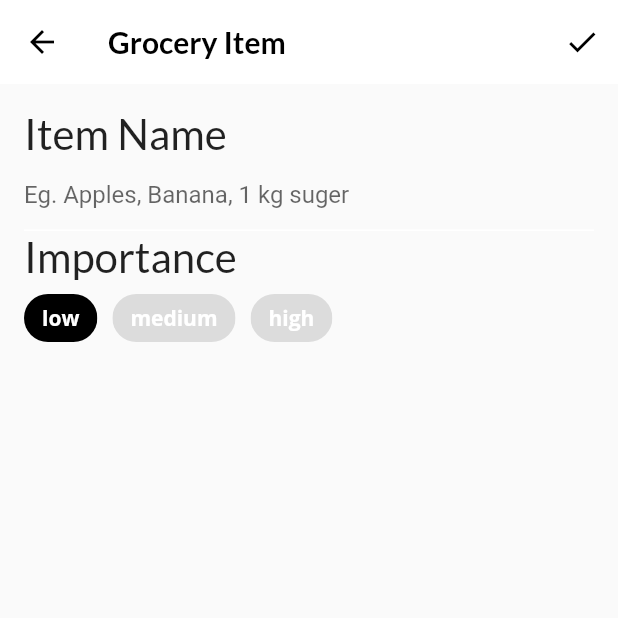
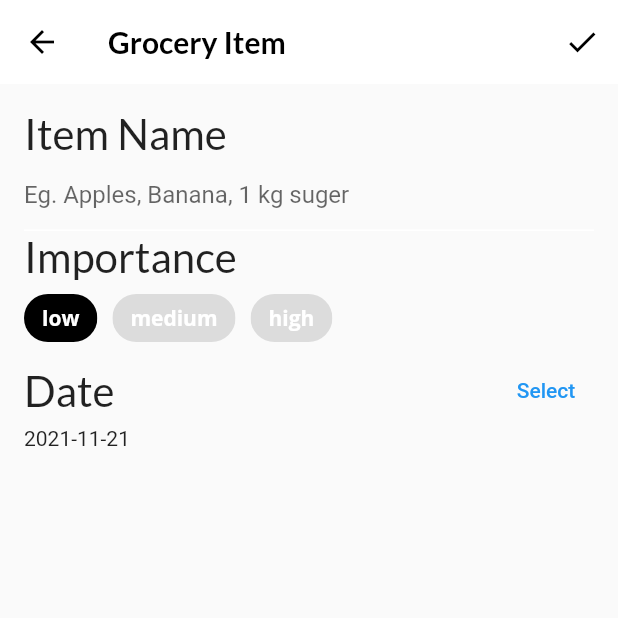
Before and after one commit to pcpscollege/pcpsfoodies, a Flutter app: the GroceryItemScreen screen opened directly with empty values, on a phone screen of 412 x 824 dp, the top half of it. Run offline on Flutter 3.47's test engine with Material 2 defaults, Android fonts, the phone set to English and light mode, and no system bars; our stand-ins replace flutter_colorpicker, google_fonts; statements that could not run were skipped; project files that could hold a hidden picture were left out.

Commit message:
Date Picker added

```diff
--- a/lib/screens/grocery_item_screen.dart
+++ b/lib/screens/grocery_item_screen.dart
@@ -85,6 +85,7 @@ class _GroceryItemScreenState extends State<GroceryItemScreen> {
             // Add importance selection
             buildImportanceField(),
             // Add date picker
+            buildDateField(context),
             // Add time picker
             // Add color picker
             // Add slider
@@ -168,7 +169,39 @@ class _GroceryItemScreenState extends State<GroceryItemScreen> {
       ],
     );
   }
+
   // Add buildDateField()
+  Widget buildDateField(BuildContext context) {
+    return Column(
+      crossAxisAlignment: CrossAxisAlignment.start,
+      children: [
+        Row(
+          mainAxisAlignment: MainAxisAlignment.spaceBetween,
+          children: [
+            fieldLabel('Date'),
+            TextButton(
+              onPressed: () async {
+                final currentDate = DateTime.now();
+                final selectedDate = await showDatePicker(
+                  context: context,
+                  initialDate: currentDate,
+                  firstDate: currentDate,
+                  lastDate: DateTime(currentDate.year + 5),
+                );
+                setState(() {
+                  if (selectedDate != null) {
+                    _dueDate = selectedDate;
+                  }
+                });
+              },
+              child: const Text('Select'),
+            ),
+          ],
+        ),
+        Text('${DateFormat('yyyy-MM-dd').format(_dueDate)}'),
+      ],
+    );
+  }
   // Add buildTimeField()
   // Add buildColorPicker()
   // Add buildQuantityField()
```
